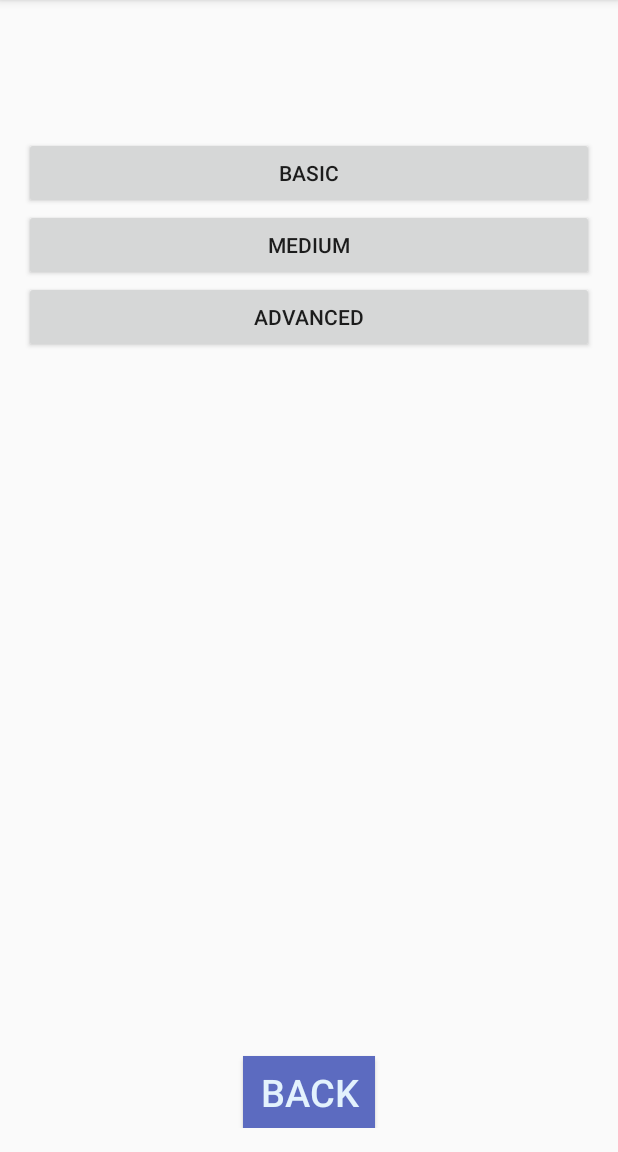
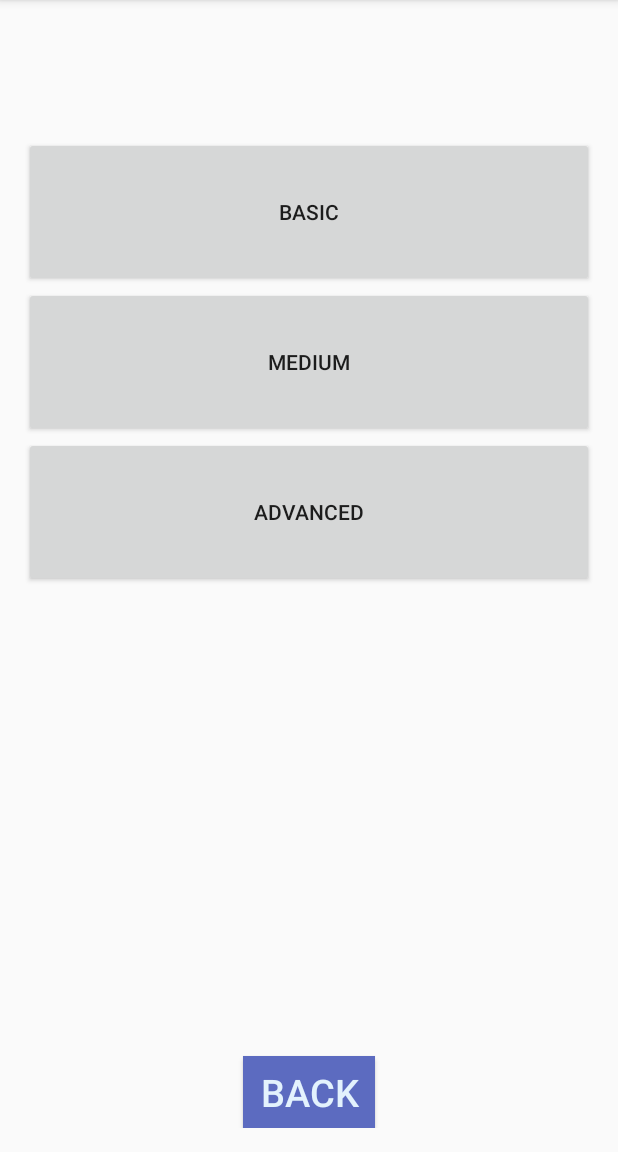
Before and after one commit to niandrasoft/FootBallQuiz, an Android app: the NewGameActivity screen opened directly, with no data from a screen before it, on a phone screen of 412 x 824 dp, the part 84-1236 px from its top. Run offline under Robolectric (Android 15) with nearby library versions, the phone set to English and light mode, and no system bars.

```diff
--- a/app/src/main/res/layout/activity_new_game.xml
+++ b/app/src/main/res/layout/activity_new_game.xml
@@ -23,14 +23,16 @@
         android:layout_centerHorizontal="true" />
 
     <GridLayout
-        android:layout_width="fill_parent"
+        android:layout_width="match_parent"
         android:layout_height="wrap_content"
         android:layout_marginLeft="0dp"
-        android:layout_marginTop="75dp">
+        android:layout_marginTop="75dp"
+        android:columnCount="1"
+        android:rowCount="3">
 
         <Button
             android:layout_width="fill_parent"
-            android:layout_height="fill_parent"
+            android:layout_height="100dp"
             android:text="BASIC"
             android:id="@+id/basicButton"
             android:layout_row="0"
@@ -39,7 +41,7 @@
 
         <Button
             android:layout_width="fill_parent"
-            android:layout_height="fill_parent"
+            android:layout_height="100dp"
             android:text="MEDIUM"
             android:id="@+id/mediumButton"
             android:layout_row="1"
@@ -48,7 +50,7 @@
 
         <Button
             android:layout_width="fill_parent"
-            android:layout_height="fill_parent"
+            android:layout_height="100dp"
             android:text="ADVANCED"
             android:id="@+id/advancedButton"
             android:layout_row="2"
```
